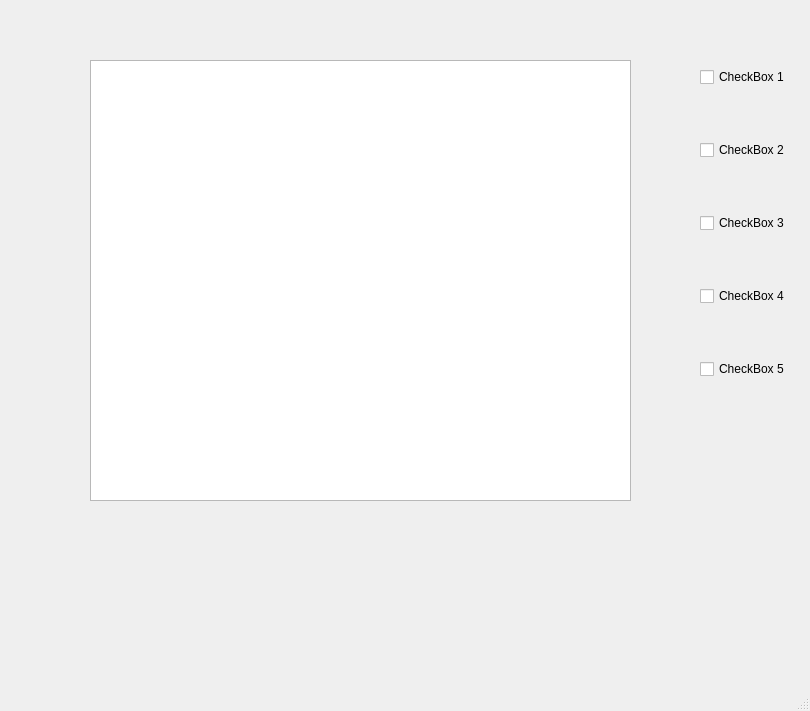
The window that simplenetworktopologies/ui/simplenetworktopologies.ui (KrysEWilliams/SimpleNetworkTopologies) describes before a commit, drawn with Qt 5.
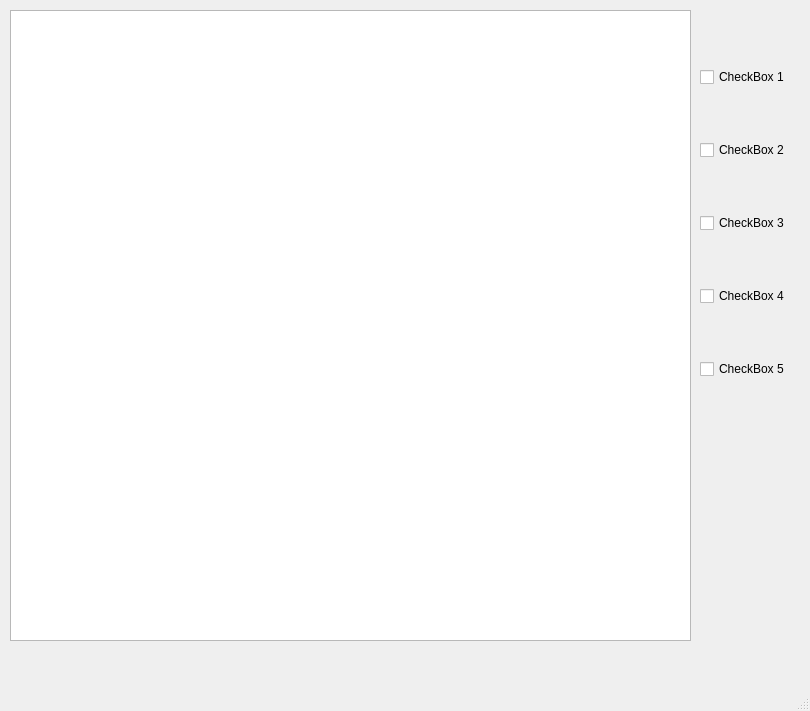
The same window after the commit.

Diff of the .ui file:
```diff
--- a/simplenetworktopologies/ui/simplenetworktopologies.ui
+++ b/simplenetworktopologies/ui/simplenetworktopologies.ui
@@ -70,10 +70,10 @@
    <widget class="QGraphicsView" name="mywidget">
     <property name="geometry">
      <rect>
-      <x>90</x>
-      <y>60</y>
-      <width>541</width>
-      <height>441</height>
+      <x>10</x>
+      <y>10</y>
+      <width>681</width>
+      <height>631</height>
      </rect>
     </property>
    </widget>
```
